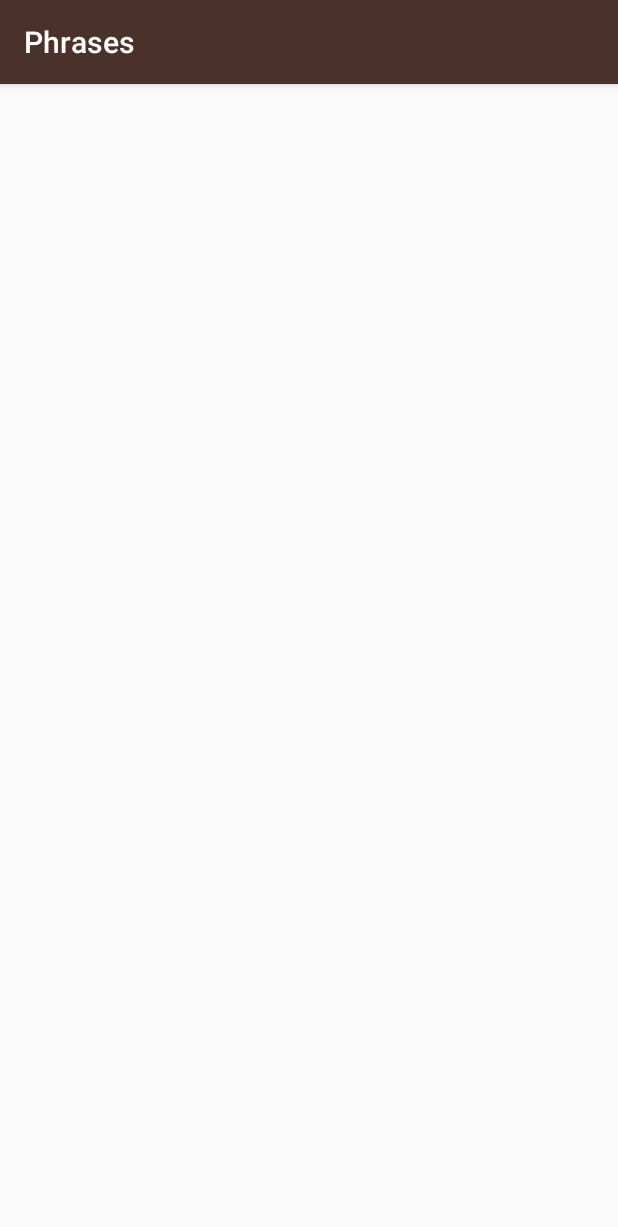
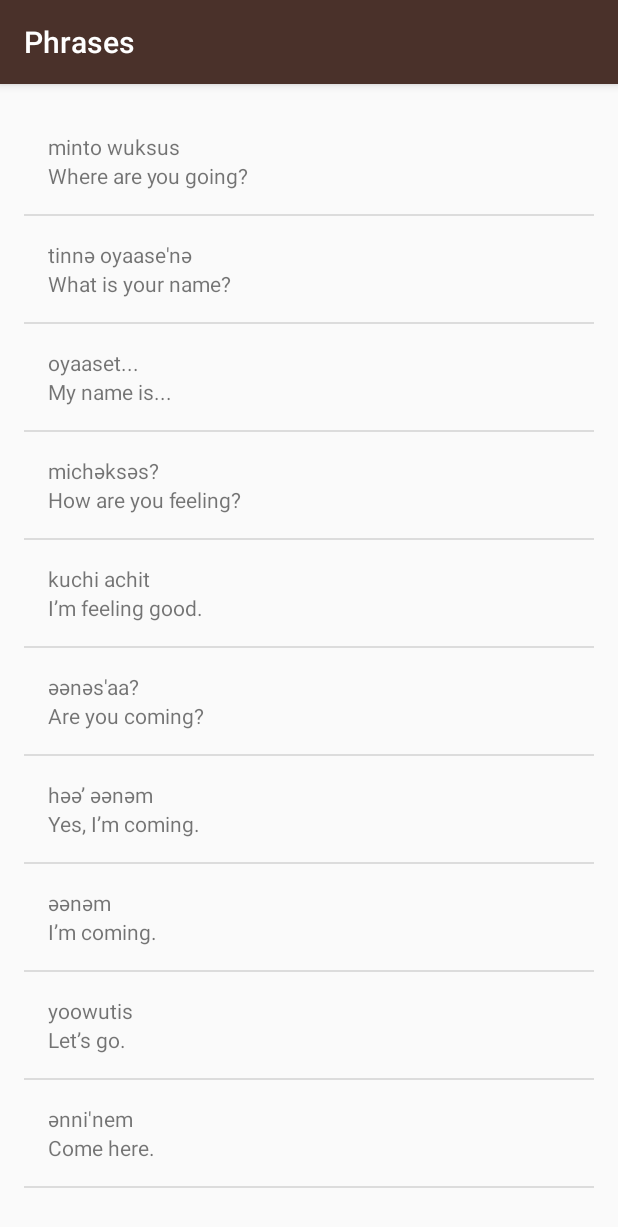
Before and after one commit to SamuelBFG/practice-android, an Android app: the PhrasesActivity screen opened directly, with no data from a screen before it, on a phone screen of 412 x 824 dp. Shown: the top 1227 px of the screen. Run offline under Robolectric (Android 15) with nearby library versions, the phone set to English and light mode, and no system bars.

Commit message:
All four categories completed w/ 2 TextViews on the ListView + WordAdapter

```diff
--- a/Miwok/app/src/main/java/com/example/android/miwok/PhrasesActivity.java
+++ b/Miwok/app/src/main/java/com/example/android/miwok/PhrasesActivity.java
@@ -2,12 +2,33 @@ package com.example.android.miwok;
 
 import android.support.v7.app.AppCompatActivity;
 import android.os.Bundle;
+import android.widget.ListView;
+
+import java.util.ArrayList;
 
 public class PhrasesActivity extends AppCompatActivity {
 
     @Override
     protected void onCreate(Bundle savedInstanceState) {
         super.onCreate(savedInstanceState);
-        setContentView(R.layout.activity_phrases);
+        setContentView(R.layout.word_list);
+
+        ArrayList<Word> phraseList = new ArrayList<Word>();
+
+        phraseList.add(new Word(getString(R.string.where_are_you_going),"minto wuksus"));
+        phraseList.add(new Word(getString(R.string.whats_your_name),"tinnә oyaase'nә"));
+        phraseList.add(new Word(getString(R.string.my_name_is),"oyaaset..."));
+        phraseList.add(new Word(getString(R.string.how_are_you_feeling),"michәksәs?"));
+        phraseList.add(new Word(getString(R.string.im_feeling_good),"kuchi achit"));
+        phraseList.add(new Word(getString(R.string.are_you_coming),"әәnәs'aa?"));
+        phraseList.add(new Word(getString(R.string.yes_im_coming),"hәә’ әәnәm"));
+        phraseList.add(new Word(getString(R.string.im_coming),"әәnәm"));
+        phraseList.add(new Word(getString(R.string.lets_go),"yoowutis"));
+        phraseList.add(new Word(getString(R.string.come_here),"әnni'nem"));
+
+        WordAdapter phraseAdapter = new WordAdapter(this, phraseList);
+        ListView listView = (ListView) findViewById(R.id.list);
+        listView.setAdapter(phraseAdapter);
+
     }
 }
--- a/Miwok/app/src/main/res/layout/activity_phrases.xml
+++ /dev/null
@@ -1,9 +0,0 @@
-<?xml version="1.0" encoding="utf-8"?>
-<android.support.constraint.ConstraintLayout xmlns:android="http://schemas.android.com/apk/res/android"
-    xmlns:app="http://schemas.android.com/apk/res-auto"
-    xmlns:tools="http://schemas.android.com/tools"
-    android:layout_width="match_parent"
-    android:layout_height="match_parent"
-    tools:context=".PhrasesActivity">
-
-</android.support.constraint.ConstraintLayout>
--- a/Miwok/app/src/main/res/layout/activity_numbers.xml
+++ b/Miwok/app/src/main/res/layout/word_list.xml
@@ -1,6 +1,5 @@
 <?xml version="1.0" encoding="utf-8"?>
 <ListView xmlns:android="http://schemas.android.com/apk/res/android"
-    xmlns:tools="http://schemas.android.com/tools"
     android:id="@+id/list"
     android:layout_width="match_parent"
     android:layout_height="match_parent"
@@ -8,5 +7,4 @@
     android:paddingLeft="@dimen/activity_horizontal_margin"
     android:paddingTop="@dimen/activity_vertical_margin"
     android:paddingRight="@dimen/activity_horizontal_margin"
-    android:paddingBottom="@dimen/activity_vertical_margin"
-    tools:context="com.example.android.miwok.NumbersActivity" />
+    android:paddingBottom="@dimen/activity_vertical_margin" />
--- a/Miwok/app/src/main/res/values/strings.xml
+++ b/Miwok/app/src/main/res/values/strings.xml
@@ -40,4 +40,38 @@
     <string name="eight">eight</string>
     <string name="nine">nine</string>
     <string name="ten">ten</string>
+
+    <!-- Colors -->
+    <string name="red">red</string>
+    <string name="green">green</string>
+    <string name="brown">brown</string>
+    <string name="gray">gray</string>
+    <string name="black">black</string>
+    <string name="white">white</string>
+    <string name="dusty_yellow">dusty yellow</string>
+    <string name="mustard_yellow">mustard yellow</string>
+
+    <!-- Phrases -->
+    <string name="where_are_you_going">Where are you going?</string>
+    <string name="whats_your_name">What is your name?</string>
+    <string name="my_name_is">My name is...</string>
+    <string name="how_are_you_feeling">How are you feeling?</string>
+    <string name="im_feeling_good">I’m feeling good.</string>
+    <string name="are_you_coming">Are you coming?</string>
+    <string name="yes_im_coming">Yes, I’m coming.</string>
+    <string name="im_coming">I’m coming.</string>
+    <string name="lets_go">Let’s go.</string>
+    <string name="come_here">Come here.</string>
+
+    <!-- Family Members -->
+    <string name="father">father</string>
+    <string name="mother">mother</string>
+    <string name="son">son</string>
+    <string name="daughter">daughter</string>
+    <string name="older_brother">older brother</string>
+    <string name="younger_brother">younger brother</string>
+    <string name="older_sister">older sister</string>
+    <string name="younger_sister">younger sister</string>
+    <string name="grandmother">grandmother</string>
+    <string name="grandfather">grandfather</string>
 </resources>
```
Also changed, not shown: Miwok/app/src/main/java/com/example/android/miwok/ColorsActivity.java (+23 -1 lines), Miwok/app/src/main/java/com/example/android/miwok/FamilyActivity.java (+24 -1 lines), Miwok/app/src/main/java/com/example/android/miwok/NumbersActivity.java (+4 -10 lines), Miwok/app/src/main/res/layout/activity_colors.xml (deleted, +0 -9 lines), Miwok/app/src/main/res/layout/activity_family.xml (deleted, +0 -9 lines).
